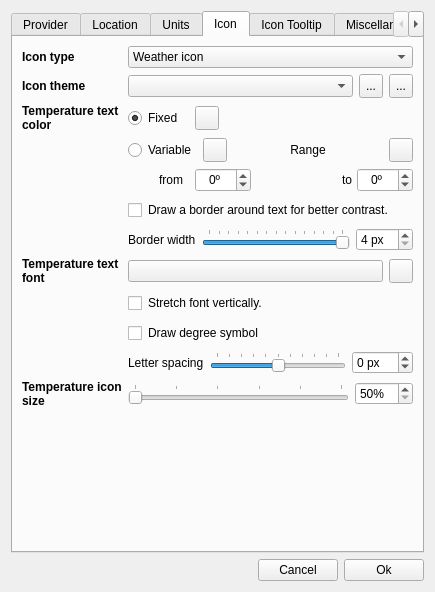
Old version of the form ConfigurationDialog.ui in the repository FelixdelasPozas/TrayWeather.
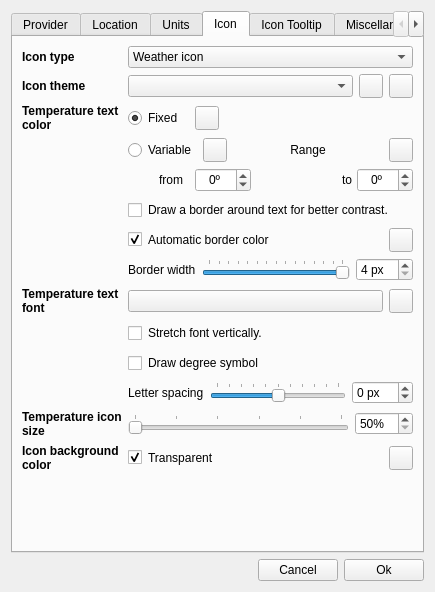
New version of the form. The open tabs and pages were chosen to show the change. Icons and pictures are not drawn. Custom widgets are drawn as their Qt base class.

Commit message: Temperature icon custom border color. Icons background custom color.

Diff of the .ui file:
```diff
--- a/ConfigurationDialog.ui
+++ b/ConfigurationDialog.ui
@@ -1821,6 +1821,46 @@
       <layout class="QVBoxLayout" name="verticalLayout_8" stretch="0,0">
        <item>
         <layout class="QGridLayout" name="gridLayout_6" columnstretch="0,1">
+         <item row="6" column="1">
+          <layout class="QHBoxLayout" name="m_tempLayout11" stretch="0,1,0">
+           <item>
+            <widget class="QCheckBox" name="m_borderColor">
+             <property name="text">
+              <string/>
+             </property>
+             <property name="checked">
+              <bool>true</bool>
+             </property>
+            </widget>
+           </item>
+           <item>
+            <widget class="ClickableLabel" name="m_borderColorLabel">
+             <property name="toolTip">
+              <string>Select a border color automatically.</string>
+             </property>
+             <property name="text">
+              <string>Automatic border color</string>
+             </property>
+            </widget>
+           </item>
+           <item>
+            <widget class="QToolButton" name="m_borderColorButton">
+             <property name="minimumSize">
+              <size>
+               <width>24</width>
+               <height>24</height>
+              </size>
+             </property>
+             <property name="toolTip">
+              <string>Custom temperature icon border color.</string>
+             </property>
+             <property name="text">
+              <string/>
+             </property>
+            </widget>
+           </item>
+          </layout>
+         </item>
          <item row="3" column="1">
           <layout class="QHBoxLayout" name="m_tempLayout_2" stretch="0,0,1,0">
            <item>
@@ -1844,12 +1884,6 @@
                <height>24</height>
               </size>
              </property>
-             <property name="maximumSize">
-              <size>
-               <width>24</width>
-               <height>24</height>
-              </size>
-             </property>
              <property name="toolTip">
               <string>Click to change minimum value color...</string>
              </property>
@@ -1885,12 +1919,6 @@
                <height>24</height>
               </size>
              </property>
-             <property name="maximumSize">
-              <size>
-               <width>24</width>
-               <height>24</height>
-              </size>
-             </property>
              <property name="toolTip">
               <string>Click to change maximum value color...</string>
              </property>
@@ -1901,6 +1929,25 @@
            </item>
           </layout>
          </item>
+         <item row="0" column="0">
+          <widget class="QLabel" name="label_15">
+           <property name="minimumSize">
+            <size>
+             <width>100</width>
+             <height>0</height>
+            </size>
+           </property>
+           <property name="font">
+            <font>
+             <weight>75</weight>
+             <bold>true</bold>
+            </font>
+           </property>
+           <property name="text">
+            <string>Icon type</string>
+           </property>
+          </widget>
+         </item>
          <item row="2" column="0">
           <widget class="QLabel" name="m_textColorLabel">
            <property name="minimumSize">
@@ -1926,80 +1973,6 @@
            </property>
           </widget>
          </item>
-         <item row="0" column="0">
-          <widget class="QLabel" name="label_15">
-           <property name="minimumSize">
-            <size>
-             <width>100</width>
-             <height>0</height>
-            </size>
-           </property>
-           <property name="font">
-            <font>
-             <weight>75</weight>
-             <bold>true</bold>
-            </font>
-           </property>
-           <property name="text">
-            <string>Icon type</string>
-           </property>
-          </widget>
-         </item>
-         <item row="2" column="1">
-          <layout class="QHBoxLayout" name="m_tempLayout_1" stretch="0,0,1">
-           <item>
-            <widget class="QRadioButton" name="m_fixed">
-             <property name="minimumSize">
-              <size>
-               <width>61</width>
-               <height>0</height>
-              </size>
-             </property>
-             <property name="text">
-              <string>Fixed</string>
-             </property>
-             <property name="checked">
-              <bool>true</bool>
-             </property>
-            </widget>
-           </item>
-           <item>
-            <widget class="QToolButton" name="m_trayTempColor">
-             <property name="minimumSize">
-              <size>
-               <width>24</width>
-               <height>24</height>
-              </size>
-             </property>
-             <property name="maximumSize">
-              <size>
-               <width>24</width>
-               <height>24</height>
-              </size>
-             </property>
-             <property name="toolTip">
-              <string>Click to change fixed color...</string>
-             </property>
-             <property name="text">
-              <string/>
-             </property>
-            </widget>
-           </item>
-           <item>
-            <spacer name="horizontalSpacer_2">
-             <property name="orientation">
-              <enum>Qt::Horizontal</enum>
-             </property>
-             <property name="sizeHint" stdset="0">
-              <size>
-               <width>40</width>
-               <height>20</height>
-              </size>
-             </property>
-            </spacer>
-           </item>
-          </layout>
-         </item>
          <item row="0" column="1">
           <widget class="QComboBox" name="m_trayIconType">
            <item>
@@ -2024,6 +1997,25 @@
            </item>
           </widget>
          </item>
+         <item row="8" column="0">
+          <widget class="QLabel" name="m_textFontLabel">
+           <property name="font">
+            <font>
+             <weight>75</weight>
+             <bold>true</bold>
+            </font>
+           </property>
+           <property name="toolTip">
+            <string>Selects the temperature icon text font</string>
+           </property>
+           <property name="text">
+            <string>Temperature text font</string>
+           </property>
+           <property name="wordWrap">
+            <bool>true</bool>
+           </property>
+          </widget>
+         </item>
          <item row="1" column="0">
           <widget class="QLabel" name="m_iconThemeLabel">
            <property name="minimumSize">
@@ -2046,36 +2038,6 @@
            </property>
           </widget>
          </item>
-         <item row="9" column="1">
-          <layout class="QHBoxLayout" name="horizontalLayout" stretch="0,1">
-           <item>
-            <widget class="QCheckBox" name="m_drawDegree">
-             <property name="minimumSize">
-              <size>
-               <width>0</width>
-               <height>24</height>
-              </size>
-             </property>
-             <property name="toolTip">
-              <string>Draw the degree symbol in the temperature icon.</string>
-             </property>
-             <property name="text">
-              <string/>
-             </property>
-            </widget>
-           </item>
-           <item>
-            <widget class="ClickableLabel" name="m_drawDegreeLabel">
-             <property name="toolTip">
-              <string>Draw the degree symbol in the temperature icon.</string>
-             </property>
-             <property name="text">
-              <string>Draw degree symbol</string>
-             </property>
-            </widget>
-           </item>
-          </layout>
-         </item>
          <item row="4" column="1">
           <layout class="QHBoxLayout" name="m_tempLayout_3">
            <item>
@@ -2168,7 +2130,7 @@
            </item>
           </layout>
          </item>
-         <item row="11" column="1">
+         <item row="12" column="1">
           <layout class="QHBoxLayout" name="m_tempLayout_7">
            <item>
             <widget class="QSlider" name="m_iconSize">
@@ -2207,46 +2169,7 @@
            </item>
           </layout>
          </item>
-         <item row="5" column="1">
-          <layout class="QHBoxLayout" name="m_tempLayout_4" stretch="0,1">
-           <item>
-            <widget class="QCheckBox" name="m_border">
-             <property name="minimumSize">
-              <size>
-               <width>0</width>
-               <height>24</height>
-              </size>
-             </property>
-             <property name="maximumSize">
-              <size>
-               <width>16777215</width>
-               <height>24</height>
-              </size>
-             </property>
-             <property name="toolTip">
-              <string>Draw a border around temperature icon text.</string>
-             </property>
-             <property name="text">
-              <string/>
-             </property>
-            </widget>
-           </item>
-           <item>
-            <widget class="ClickableLabel" name="m_borderLabel">
-             <property name="toolTip">
-              <string>Draw a border around temperature icon text.</string>
-             </property>
-             <property name="text">
-              <string>Draw a border around text for better contrast.</string>
-             </property>
-             <property name="wordWrap">
-              <bool>true</bool>
-             </property>
-            </widget>
-           </item>
-          </layout>
-         </item>
-         <item row="11" column="0">
+         <item row="12" column="0">
           <widget class="QLabel" name="m_tempIconSizeLabel">
            <property name="minimumSize">
             <size>
@@ -2271,80 +2194,6 @@
            </property>
           </widget>
          </item>
-         <item row="6" column="1">
-          <layout class="QHBoxLayout" name="m_tempLayout_8">
-           <item>
-            <widget class="QLabel" name="m_borderWidthLabel">
-             <property name="toolTip">
-              <string>Width of the border around the text.</string>
-             </property>
-             <property name="text">
-              <string>Border width</string>
-             </property>
-            </widget>
-           </item>
-           <item>
-            <widget class="QSlider" name="m_borderWidth">
-             <property name="toolTip">
-              <string>Width of the border around the text.</string>
-             </property>
-             <property name="minimum">
-              <number>4</number>
-             </property>
-             <property name="maximum">
-              <number>32</number>
-             </property>
-             <property name="value">
-              <number>32</number>
-             </property>
-             <property name="orientation">
-              <enum>Qt::Horizontal</enum>
-             </property>
-             <property name="tickPosition">
-              <enum>QSlider::TicksAbove</enum>
-             </property>
-             <property name="tickInterval">
-              <number>2</number>
-             </property>
-            </widget>
-           </item>
-           <item>
-            <widget class="QSpinBox" name="m_borderSpinBox">
-             <property name="toolTip">
-              <string>Width of the border around the text.</string>
-             </property>
-             <property name="suffix">
-              <string> px</string>
-             </property>
-             <property name="minimum">
-              <number>4</number>
-             </property>
-             <property name="maximum">
-              <number>32</number>
-             </property>
-            </widget>
-           </item>
-          </layout>
-         </item>
-         <item row="7" column="0">
-          <widget class="QLabel" name="m_textFontLabel">
-           <property name="font">
-            <font>
-             <weight>75</weight>
-             <bold>true</bold>
-            </font>
-           </property>
-           <property name="toolTip">
-            <string>Selects the temperature icon text font</string>
-           </property>
-           <property name="text">
-            <string>Temperature text font</string>
-           </property>
-           <property name="wordWrap">
-            <bool>true</bool>
-           </property>
-          </widget>
-         </item>
          <item row="1" column="1">
           <layout class="QHBoxLayout" name="m_iconThemeLayout" stretch="1,0,0">
            <item>
@@ -2369,7 +2218,7 @@
               <string>Changes icon theme color.</string>
              </property>
              <property name="text">
-              <string notr="true">...</string>
+              <string notr="true"/>
              </property>
             </widget>
            </item>
@@ -2385,13 +2234,161 @@
               <string>Shows a summary of theme icons.</string>
              </property>
              <property name="text">
-              <string notr="true">...</string>
+              <string notr="true"/>
              </property>
             </widget>
            </item>
           </layout>
          </item>
-         <item row="7" column="1">
+         <item row="10" column="1">
+          <layout class="QHBoxLayout" name="m_tempLayout10" stretch="0,1">
+           <item>
+            <widget class="QCheckBox" name="m_drawDegree">
+             <property name="minimumSize">
+              <size>
+               <width>0</width>
+               <height>24</height>
+              </size>
+             </property>
+             <property name="toolTip">
+              <string>Draw the degree symbol in the temperature icon.</string>
+             </property>
+             <property name="text">
+              <string/>
+             </property>
+            </widget>
+           </item>
+           <item>
+            <widget class="ClickableLabel" name="m_drawDegreeLabel">
+             <property name="toolTip">
+              <string>Draw the degree symbol in the temperature icon.</string>
+             </property>
+             <property name="text">
+              <string>Draw degree symbol</string>
+             </property>
+            </widget>
+           </item>
+          </layout>
+         </item>
+         <item row="5" column="1">
+          <layout class="QHBoxLayout" name="m_tempLayout_4" stretch="0,1">
+           <item>
+            <widget class="QCheckBox" name="m_border">
+             <property name="minimumSize">
+              <size>
+               <width>0</width>
+               <height>24</height>
+              </size>
+             </property>
+             <property name="maximumSize">
+              <size>
+               <width>16777215</width>
+               <height>24</height>
+              </size>
+             </property>
+             <property name="toolTip">
+              <string>Draw a border around temperature icon text.</string>
+             </property>
+             <property name="text">
+              <string/>
+             </property>
+            </widget>
+           </item>
+           <item>
+            <widget class="ClickableLabel" name="m_borderLabel">
+             <property name="toolTip">
+              <string>Draw a border around temperature icon text.</string>
+             </property>
+             <property name="text">
+              <string>Draw a border around text for better contrast.</string>
+             </property>
+             <property name="wordWrap">
+              <bool>true</bool>
+             </property>
+            </widget>
+           </item>
+          </layout>
+         </item>
+         <item row="9" column="1">
+          <layout class="QHBoxLayout" name="m_tempLayout_6" stretch="0,1">
+           <item>
+            <widget class="QCheckBox" name="m_stretch">
+             <property name="minimumSize">
+              <size>
+               <width>0</width>
+               <height>24</height>
+              </size>
+             </property>
+             <property name="toolTip">
+              <string>Stretches the font vertically to occupy all available space in the icon.</string>
+             </property>
+             <property name="text">
+              <string/>
+             </property>
+            </widget>
+           </item>
+           <item>
+            <widget class="ClickableLabel" name="m_stretchLabel">
+             <property name="toolTip">
+              <string>Stretches the font vertically to occupy all available space in the icon.</string>
+             </property>
+             <property name="text">
+              <string>Stretch font vertically.</string>
+             </property>
+            </widget>
+           </item>
+          </layout>
+         </item>
+         <item row="2" column="1">
+          <layout class="QHBoxLayout" name="m_tempLayout_1" stretch="0,0,1">
+           <item>
+            <widget class="QRadioButton" name="m_fixed">
+             <property name="minimumSize">
+              <size>
+               <width>61</width>
+               <height>0</height>
+              </size>
+             </property>
+             <property name="text">
+              <string>Fixed</string>
+             </property>
+             <property name="checked">
+              <bool>true</bool>
+             </property>
+            </widget>
+           </item>
+           <item>
+            <widget class="QToolButton" name="m_trayTempColor">
+             <property name="minimumSize">
+              <size>
+               <width>24</width>
+               <height>24</height>
+              </size>
+             </property>
+             <property name="toolTip">
+              <string>Click to change fixed color...</string>
+             </property>
+             <property name="text">
+              <string/>
+             </property>
+            </widget>
+           </item>
+           <item>
+            <spacer name="horizontalSpacer_2">
+             <property name="orientation">
+              <enum>Qt::Horizontal</enum>
+             </property>
+             <property name="sizeHint" stdset="0">
+              <size>
+               <width>40</width>
+               <height>20</height>
+              </size>
+             </property>
+            </spacer>
+           </item>
+          </layout>
+         </item>
+         <item row="8" column="1">
           <layout class="QHBoxLayout" name="m_tempLayout_5">
            <item>
             <widget class="QPushButton" name="m_fontButton">
@@ -2424,37 +2421,7 @@
            </item>
           </layout>
          </item>
-         <item row="8" column="1">
-          <layout class="QHBoxLayout" name="m_tempLayout_6" stretch="0,1">
-           <item>
-            <widget class="QCheckBox" name="m_stretch">
-             <property name="minimumSize">
-              <size>
-               <width>0</width>
-               <height>24</height>
-              </size>
-             </property>
-             <property name="toolTip">
-              <string>Stretches the font vertically to occupy all available space in the icon.</string>
-             </property>
-             <property name="text">
-              <string/>
-             </property>
-            </widget>
-           </item>
-           <item>
-            <widget class="ClickableLabel" name="m_stretchLabel">
-             <property name="toolTip">
-              <string>Stretches the font vertically to occupy all available space in the icon.</string>
-             </property>
-             <property name="text">
-              <string>Stretch font vertically.</string>
-             </property>
-            </widget>
-           </item>
-          </layout>
-         </item>
-         <item row="10" column="1">
+         <item row="11" column="1">
           <layout class="QHBoxLayout" name="m_tempLayout_9" stretch="0,1,0">
            <item>
             <widget class="QLabel" name="label_8">
@@ -2506,6 +2473,117 @@
            </item>
           </layout>
          </item>
+         <item row="7" column="1">
+          <layout class="QHBoxLayout" name="m_tempLayout_8">
+           <item>
+            <widget class="QLabel" name="m_borderWidthLabel">
+             <property name="toolTip">
+              <string>Width of the border around the text.</string>
+             </property>
+             <property name="text">
+              <string>Border width</string>
+             </property>
+            </widget>
+           </item>
+           <item>
+            <widget class="QSlider" name="m_borderWidth">
+             <property name="toolTip">
+              <string>Width of the border around the text.</string>
+             </property>
+             <property name="minimum">
+              <number>4</number>
+             </property>
+             <property name="maximum">
+              <number>32</number>
+             </property>
+             <property name="value">
+              <number>32</number>
+             </property>
+             <property name="orientation">
+              <enum>Qt::Horizontal</enum>
+             </property>
+             <property name="tickPosition">
+              <enum>QSlider::TicksAbove</enum>
+             </property>
+             <property name="tickInterval">
+              <number>2</number>
+             </property>
+            </widget>
+           </item>
+           <item>
+            <widget class="QSpinBox" name="m_borderSpinBox">
+             <property name="toolTip">
+              <string>Width of the border around the text.</string>
+             </property>
+             <property name="suffix">
+              <string> px</string>
+             </property>
+             <property name="minimum">
+              <number>4</number>
+             </property>
+             <property name="maximum">
+              <number>32</number>
+             </property>
+            </widget>
+           </item>
+          </layout>
+         </item>
+         <item row="13" column="0">
+          <widget class="QLabel" name="label_16">
+           <property name="font">
+            <font>
+             <weight>75</weight>
+             <bold>true</bold>
+            </font>
+           </property>
+           <property name="text">
+            <string>Icon background color</string>
+           </property>
+           <property name="wordWrap">
+            <bool>true</bool>
+           </property>
+          </widget>
+         </item>
+         <item row="13" column="1">
+          <layout class="QHBoxLayout" name="horizontalLayout_16" stretch="0,1,0">
+           <item>
+            <widget class="QCheckBox" name="m_backgroundColor">
+             <property name="text">
+              <string/>
+             </property>
+             <property name="checked">
+              <bool>true</bool>
+             </property>
+            </widget>
+           </item>
+           <item>
+            <widget class="ClickableLabel" name="m_backgroundColorLabel">
+             <property name="toolTip">
+              <string>Sets the icons background as transparent.</string>
+             </property>
+             <property name="text">
+              <string>Transparent</string>
+             </property>
+            </widget>
+           </item>
+           <item>
+            <widget class="QToolButton" name="m_backgroundColorButton">
+             <property name="minimumSize">
+              <size>
+               <width>24</width>
+               <height>24</height>
+              </size>
+             </property>
+             <property name="toolTip">
+              <string>Custom icons background color.</string>
+             </property>
+             <property name="text">
+              <string/>
+             </property>
+            </widget>
+           </item>
+          </layout>
+         </item>
         </layout>
        </item>
        <item>
```
The commit also changes 5 other files.
